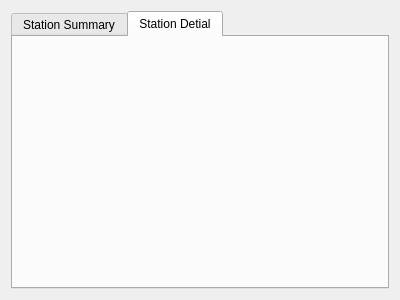
Before: the Qt Designer form mtpy/gui/SmartMT/ui_asset/station_status.ui in MTgeophysics/mtpy, drawn with Qt 5.
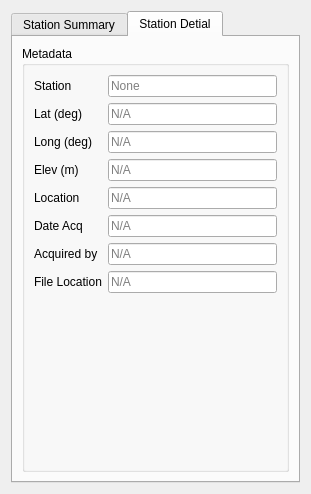
After: the same form once the commit is applied. The open tabs and pages were chosen to show the change.

Commit message: implemented station status view

Patch:
```diff
--- a/mtpy/gui/SmartMT/ui_asset/station_status.ui
+++ b/mtpy/gui/SmartMT/ui_asset/station_status.ui
@@ -6,14 +6,14 @@
    <rect>
     <x>0</x>
     <y>0</y>
-    <width>400</width>
-    <height>300</height>
+    <width>311</width>
+    <height>494</height>
    </rect>
   </property>
   <property name="windowTitle">
    <string>Status</string>
   </property>
-  <layout class="QHBoxLayout" name="horizontalLayout">
+  <layout class="QVBoxLayout" name="verticalLayout">
    <item>
     <widget class="QTabWidget" name="tabWidget">
      <property name="currentIndex">
@@ -28,6 +28,153 @@
       <attribute name="title">
        <string>Station Detial</string>
       </attribute>
+      <layout class="QVBoxLayout" name="verticalLayout_3">
+       <item>
+        <widget class="QGroupBox" name="groupBox">
+         <property name="title">
+          <string>Metadata</string>
+         </property>
+         <layout class="QFormLayout" name="formLayout">
+          <item row="0" column="0">
+           <widget class="QLabel" name="label">
+            <property name="text">
+             <string>Station</string>
+            </property>
+           </widget>
+          </item>
+          <item row="0" column="1">
+           <widget class="QLineEdit" name="lineEditStation">
+            <property name="readOnly">
+             <bool>true</bool>
+            </property>
+            <property name="placeholderText">
+             <string>None</string>
+            </property>
+           </widget>
+          </item>
+          <item row="1" column="0">
+           <widget class="QLabel" name="label_2">
+            <property name="text">
+             <string>Lat (deg)</string>
+            </property>
+           </widget>
+          </item>
+          <item row="1" column="1">
+           <widget class="QLineEdit" name="lineEditLat">
+            <property name="readOnly">
+             <bool>true</bool>
+            </property>
+            <property name="placeholderText">
+             <string>N/A</string>
+            </property>
+           </widget>
+          </item>
+          <item row="2" column="0">
+           <widget class="QLabel" name="label_3">
+            <property name="text">
+             <string>Long (deg)</string>
+            </property>
+           </widget>
+          </item>
+          <item row="2" column="1">
+           <widget class="QLineEdit" name="lineEditLong">
+            <property name="readOnly">
+             <bool>true</bool>
+            </property>
+            <property name="placeholderText">
+             <string>N/A</string>
+            </property>
+           </widget>
+          </item>
+          <item row="3" column="0">
+           <widget class="QLabel" name="label_4">
+            <property name="text">
+             <string>Elev (m)</string>
+            </property>
+           </widget>
+          </item>
+          <item row="3" column="1">
+           <widget class="QLineEdit" name="lineEditElev">
+            <property name="readOnly">
+             <bool>true</bool>
+            </property>
+            <property name="placeholderText">
+             <string>N/A</string>
+            </property>
+           </widget>
+          </item>
+          <item row="4" column="0">
+           <widget class="QLabel" name="label_5">
+            <property name="text">
+             <string>Location</string>
+            </property>
+           </widget>
+          </item>
+          <item row="4" column="1">
+           <widget class="QLineEdit" name="lineEditLocation">
+            <property name="readOnly">
+             <bool>true</bool>
+            </property>
+            <property name="placeholderText">
+             <string>N/A</string>
+            </property>
+           </widget>
+          </item>
+          <item row="5" column="0">
+           <widget class="QLabel" name="label_6">
+            <property name="text">
+             <string>Date Acq</string>
+            </property>
+           </widget>
+          </item>
+          <item row="6" column="0">
+           <widget class="QLabel" name="label_7">
+            <property name="text">
+             <string>Acquired by</string>
+            </property>
+           </widget>
+          </item>
+          <item row="6" column="1">
+           <widget class="QLineEdit" name="lineEditAcquired_by">
+            <property name="readOnly">
+             <bool>true</bool>
+            </property>
+            <property name="placeholderText">
+             <string>N/A</string>
+            </property>
+           </widget>
+          </item>
+          <item row="7" column="0">
+           <widget class="QLabel" name="label_8">
+            <property name="text">
+             <string>File Location</string>
+            </property>
+           </widget>
+          </item>
+          <item row="7" column="1">
+           <widget class="QLineEdit" name="lineEditFile_Ref">
+            <property name="readOnly">
+             <bool>true</bool>
+            </property>
+            <property name="placeholderText">
+             <string>N/A</string>
+            </property>
+           </widget>
+          </item>
+          <item row="5" column="1">
+           <widget class="QLineEdit" name="lineEditDate_Acq">
+            <property name="readOnly">
+             <bool>true</bool>
+            </property>
+            <property name="placeholderText">
+             <string>N/A</string>
+            </property>
+           </widget>
+          </item>
+         </layout>
+        </widget>
+       </item>
+      </layout>
      </widget>
     </widget>
    </item>
```
Left out of the diff: 3 changed lines with no effect on the pictures. The commit also changes 9 other files.
